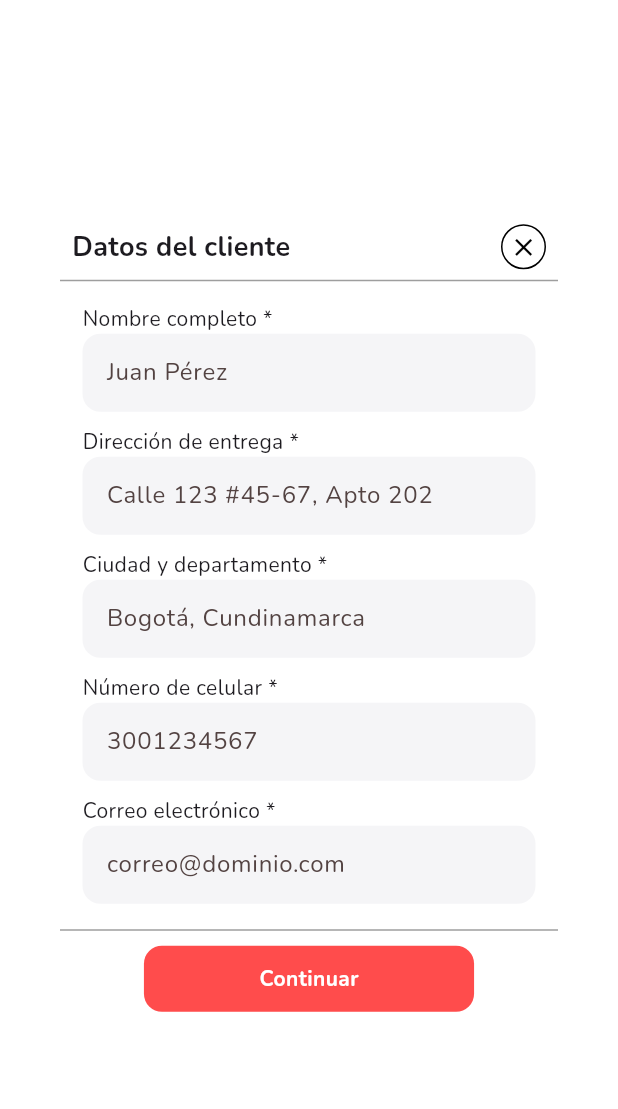
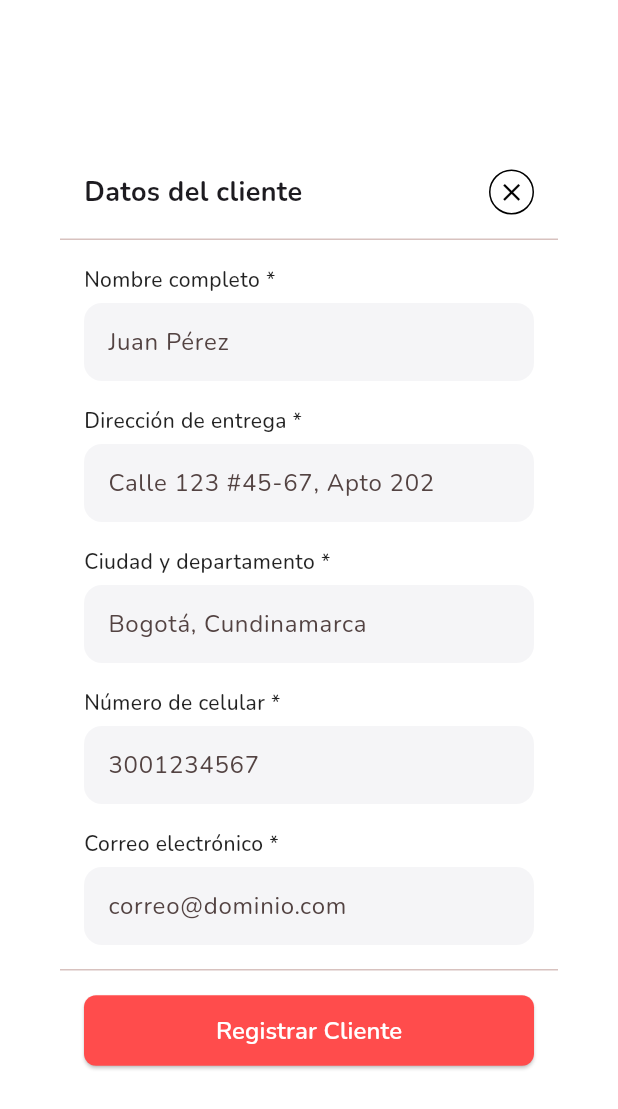
Before and after one commit to mateofj28/ordena-ya, a Flutter app: the RegisterClientModal widget shown alone on an empty page, opened directly, on a phone screen of 412 x 824 dp. Shown: the top 1109 px of the screen. Run offline on Flutter 3.47's test engine with Material 3 defaults, Android fonts, the phone set to English and light mode, and no system bars; our stand-ins replace flutter_secure_storage, flutter_svg, get_it, google_fonts, hugeicons, lottie; accounts and stored records are empty; network calls fail.

Commit message:
¡El modal registrar cliente ahora se ve perfecto en todas las pantallas y estados!

```diff
--- a/lib/presentation/widgets/register_client_modal.dart
+++ b/lib/presentation/widgets/register_client_modal.dart
@@ -6,12 +6,12 @@ import 'package:ordena_ya/core/utils/validators.dart';
 import 'package:ordena_ya/data/model/client_model.dart';
 import 'package:ordena_ya/presentation/pages/register_user_screen.dart';
 import 'package:ordena_ya/presentation/providers/user_provider.dart';
-import 'package:ordena_ya/presentation/widgets/status_display.dart';
+
 import 'package:provider/provider.dart';
 
 import '../../core/constants/AppColors.dart';
 import 'CircularCloseButton.dart';
-import 'custom_button.dart';
+
 
 class RegisterClientModal extends StatefulWidget {
   const RegisterClientModal({super.key});
@@ -31,22 +31,11 @@ class _RegisterClientModalState extends State<RegisterClientModal> {
 
   Widget _buildBody(UserProvider provider, BuildContext context) {
     if (provider.loading) {
-      return Center(child: CircularProgressIndicator());
+      return _buildLoadingState();
     }
 
     if (provider.error != null) {
-      return StatusDisplay(
-        message: extractErrorMessage(provider.error!),
-        iconColor: AppColors.redTotal,
-        icon: HugeIcons.strokeRoundedRssError,
-        onAction: () {
-          context.read<UserProvider>().setError(null);
-        },
-        iconButton: Icons.arrow_back_rounded,
-        labelButton: 'Volver al formulario',
-        backgroundColorButton: AppColors.redTotal,
-        foregroundColorButton: Colors.white,
-      );
+      return _buildErrorState(provider, context);
     }
 
     if (provider.currentClient != null) {
@@ -55,17 +44,163 @@ class _RegisterClientModalState extends State<RegisterClientModal> {
     return _buildClientForm(context: context, formKey: _formKey);
   }
 
-  Widget _buildSuccess(String? id) {
-    return Padding(
-      padding: const EdgeInsets.all(24.0),
+  Widget _buildLoadingState() {
+    return Container(
+      padding: const EdgeInsets.all(32.0),
       child: Column(
         mainAxisSize: MainAxisSize.min,
         children: [
-          CircleAvatar(
-            radius: 40, // tamaño del círculo
-            backgroundColor: Colors.green.withValues(
-              alpha: 0.1,
-            ), // color de fondo suave
+          const CircularProgressIndicator(),
+          const SizedBox(height: 16),
+          const Text(
+            'Registrando cliente...',
+            style: TextStyle(
+              fontSize: 16,
+              fontWeight: FontWeight.w500,
+            ),
+          ),
+          const SizedBox(height: 8),
+          Text(
+            'Por favor espera un momento',
+            style: TextStyle(
+              fontSize: 14,
+              color: Colors.grey[600],
+            ),
+          ),
+        ],
+      ),
+    );
+  }
+
+  Widget _buildErrorState(UserProvider provider, BuildContext context) {
+    return Container(
+      padding: const EdgeInsets.all(24.0),
+      constraints: const BoxConstraints(
+        maxWidth: 400,
+      ),
+      child: Column(
+        mainAxisSize: MainAxisSize.min,
+        children: [
+          // Header con botón de cerrar
+          Row(
+            mainAxisAlignment: MainAxisAlignment.spaceBetween,
+            children: [
+              const Text(
+                'Error',
+                style: TextStyle(
+                  fontSize: 18,
+                  fontWeight: FontWeight.bold,
+                ),
+              ),
+              CircularCloseButton(
+                onPressed: () {
+                  Navigator.of(context).pop();
+                },
+              ),
+            ],
+          ),
+          const SizedBox(height: 16),
+
+          // Icono de error
+          Container(
+            padding: const EdgeInsets.all(16),
+            decoration: BoxDecoration(
+              color: AppColors.redTotal.withValues(alpha: 0.1),
+              shape: BoxShape.circle,
+            ),
+            child: HugeIcon(
+              color: AppColors.redTotal,
+              size: 48,
+              icon: HugeIcons.strokeRoundedRssError,
+            ),
+          ),
+
+          const SizedBox(height: 16),
+
+          // Mensaje de error
+          Text(
+            extractErrorMessage(provider.error!),
+            textAlign: TextAlign.center,
+            style: const TextStyle(
+              fontSize: 14,
+              color: Colors.black87,
+            ),
+          ),
+
+          const SizedBox(height: 24),
+
+          // Botones de acción
+          Row(
+            children: [
+              Expanded(
+                child: OutlinedButton.icon(
+                  onPressed: () {
+                    Navigator.of(context).pop();
+                  },
+                  icon: const Icon(Icons.close),
+                  label: const Text('Cancelar'),
+                  style: OutlinedButton.styleFrom(
+                    foregroundColor: Colors.grey[700],
+                  ),
+                ),
+              ),
+              const SizedBox(width: 12),
+              Expanded(
+                child: ElevatedButton.icon(
+                  onPressed: () {
+                    context.read<UserProvider>().setError(null);
+                  },
+                  icon: const Icon(Icons.refresh),
+                  label: const Text('Reintentar'),
+                  style: ElevatedButton.styleFrom(
+                    backgroundColor: AppColors.redTotal,
+                    foregroundColor: Colors.white,
+                  ),
+                ),
+              ),
+            ],
+          ),
+        ],
+      ),
+    );
+  }
+
+  Widget _buildSuccess(String? id) {
+    return Container(
+      padding: const EdgeInsets.all(24.0),
+      constraints: const BoxConstraints(
+        maxWidth: 380,
+      ),
+      child: Column(
+        mainAxisSize: MainAxisSize.min,
+        children: [
+          // Header con botón de cerrar
+          Row(
+            mainAxisAlignment: MainAxisAlignment.spaceBetween,
+            children: [
+              const Text(
+                'Éxito',
+                style: TextStyle(
+                  fontSize: 18,
+                  fontWeight: FontWeight.bold,
+                ),
+              ),
+              CircularCloseButton(
+                onPressed: () {
+                  Navigator.of(context).pop();
+                },
+              ),
+            ],
+          ),
+          const SizedBox(height: 16),
+
+          // Icono de éxito
+          Container(
+            padding: const EdgeInsets.all(16),
+            decoration: BoxDecoration(
+              color: Colors.green.withValues(alpha: 0.1),
+              shape: BoxShape.circle,
+            ),
             child: HugeIcon(
               color: Colors.green,
               size: 48,
@@ -77,19 +212,28 @@ class _RegisterClientModalState extends State<RegisterClientModal> {
           const Text(
             'Cliente registrado con éxito',
             textAlign: TextAlign.center,
-            style: TextStyle(fontSize: 20, fontWeight: FontWeight.bold),
+            style: TextStyle(
+              fontSize: 18,
+              fontWeight: FontWeight.bold,
+            ),
           ),
           const SizedBox(height: 8),
           Text(
             'El cliente con ID ${id ?? 'N/A'} ha sido creado para esta orden.',
             textAlign: TextAlign.center,
-            style: const TextStyle(fontSize: 14, color: Colors.black54),
+            style: TextStyle(
+              fontSize: 14,
+              color: Colors.grey[600],
+            ),
           ),
           const SizedBox(height: 24),
-          ElevatedButton(
+          SizedBox(
+            width: double.infinity,
+            child: ElevatedButton(
               style: ElevatedButton.styleFrom(
                 backgroundColor: Colors.green,
                 foregroundColor: Colors.white,
+                padding: const EdgeInsets.symmetric(vertical: 12),
                 shape: RoundedRectangleBorder(
                   borderRadius: BorderRadius.circular(8),
                 ),
@@ -97,7 +241,8 @@ class _RegisterClientModalState extends State<RegisterClientModal> {
               onPressed: () {
                 Navigator.of(context).pop();
               },
-            child: const Text('Aceptar'),
+              child: const Text('Continuar'),
+            ),
           ),
         ],
       ),
@@ -108,13 +253,14 @@ class _RegisterClientModalState extends State<RegisterClientModal> {
     required BuildContext context,
     required GlobalKey<FormState> formKey,
   }) {
-    return SingleChildScrollView(
-      child: Form(
+    return Form(
       key: formKey,
       child: Column(
+        mainAxisSize: MainAxisSize.min,
         children: [
-            Padding(
-              padding: const EdgeInsets.symmetric(vertical: 8.0, horizontal: 8.0),
+          // Header fijo
+          Container(
+            padding: const EdgeInsets.all(16.0),
             child: Row(
               mainAxisAlignment: MainAxisAlignment.spaceBetween,
               children: [
@@ -130,41 +276,52 @@ class _RegisterClientModalState extends State<RegisterClientModal> {
               ],
             ),
           ),
-            const Divider(color: Colors.grey, height: 0),
-            Container(
-              padding: const EdgeInsets.all(15),
+
+          const Divider(height: 1),
+
+          // Área de scroll solo para los campos del formulario
+          Flexible(
+            child: SingleChildScrollView(
+              padding: const EdgeInsets.all(16.0),
               child: Column(
                 crossAxisAlignment: CrossAxisAlignment.start,
                 children: [
-                  const Text('Nombre completo *'),
-                  CustomTextField(
+                  _buildFormField(
+                    label: 'Nombre completo *',
+                    child: CustomTextField(
                       controller: fullNameController,
                       hintText: 'Juan Pérez',
                       validator: (value) => CustomValidators.name(value),
                     ),
-                  const SizedBox(height: 10),
-                  const Text('Dirección de entrega *'),
-                  CustomTextField(
+                  ),
+
+                  _buildFormField(
+                    label: 'Dirección de entrega *',
+                    child: CustomTextField(
                       controller: addressController,
                       hintText: 'Calle 123 #45-67, Apto 202',
-                    validator:
-                        (value) => CustomValidators.required(
+                      validator: (value) => CustomValidators.required(
                         value,
                         fieldName: "Dirección",
                       ),
                     ),
-                  const SizedBox(height: 10),
-                  const Text('Ciudad y departamento *'),
-                  CustomTextField(
+                  ),
+
+                  _buildFormField(
+                    label: 'Ciudad y departamento *',
+                    child: CustomTextField(
                       controller: cityController,
                       hintText: 'Bogotá, Cundinamarca',
-                    validator:
-                        (value) =>
-                            CustomValidators.required(value, fieldName: "Ciudad"),
+                      validator: (value) => CustomValidators.required(
+                        value,
+                        fieldName: "Ciudad"
                       ),
-                  const SizedBox(height: 10),
-                  const Text('Número de celular *'),
-                  CustomTextField(
+                    ),
+                  ),
+
+                  _buildFormField(
+                    label: 'Número de celular *',
+                    child: CustomTextField(
                       controller: phoneController,
                       hintText: '3001234567',
                       maxLength: 10,
@@ -175,25 +332,39 @@ class _RegisterClientModalState extends State<RegisterClientModal> {
                       ],
                       validator: (value) => CustomValidators.phone(value),
                     ),
-                  const SizedBox(height: 10),
-                  const Text('Correo electrónico *'),
-                  CustomTextField(
+                  ),
+
+                  _buildFormField(
+                    label: 'Correo electrónico *',
+                    child: CustomTextField(
                       controller: emailController,
                       hintText: 'correo@dominio.com',
                       keyboardType: TextInputType.emailAddress,
                       validator: (value) => CustomValidators.email(value),
                     ),
+                    isLast: true,
+                  ),
                 ],
               ),
             ),
-            const Divider(color: Colors.grey, height: 5),
-            Padding(
-              padding: const EdgeInsets.all(8.0),
-              child: CustomButton(
-                label: 'Continuar',
-                baseColor: AppColors.redPrimary,
-                textColor: Colors.white,
-                onTap: () {
+          ),
+
+          const Divider(height: 1),
+
+          // Botón fijo en la parte inferior
+          Container(
+            padding: const EdgeInsets.all(16.0),
+            width: double.infinity,
+            child: ElevatedButton(
+              style: ElevatedButton.styleFrom(
+                backgroundColor: AppColors.redPrimary,
+                foregroundColor: Colors.white,
+                padding: const EdgeInsets.symmetric(vertical: 12),
+                shape: RoundedRectangleBorder(
+                  borderRadius: BorderRadius.circular(8),
+                ),
+              ),
+              onPressed: () {
                 if (_formKey.currentState!.validate()) {
                   context.read<UserProvider>().registerClient(
                     ClientModel(
@@ -205,14 +376,42 @@ class _RegisterClientModalState extends State<RegisterClientModal> {
                     ),
                   );
                   _clearData();
-                    Future.delayed(const Duration(seconds: 3));
                 }
               },
+              child: const Text(
+                'Registrar Cliente',
+                style: TextStyle(
+                  fontSize: 16,
+                  fontWeight: FontWeight.w600,
+                ),
+              ),
             ),
           ),
         ],
       ),
+    );
+  }
+
+  Widget _buildFormField({
+    required String label,
+    required Widget child,
+    bool isLast = false,
+  }) {
+    return Column(
+      crossAxisAlignment: CrossAxisAlignment.start,
+      children: [
+        Text(
+          label,
+          style: const TextStyle(
+            fontSize: 14,
+            fontWeight: FontWeight.w500,
+            color: Colors.black87,
           ),
+        ),
+        const SizedBox(height: 6),
+        child,
+        if (!isLast) const SizedBox(height: 16),
+      ],
     );
   }
 
@@ -238,17 +437,37 @@ class _RegisterClientModalState extends State<RegisterClientModal> {
   @override
   Widget build(BuildContext context) {
     UserProvider provider = context.watch<UserProvider>();
+    final screenSize = MediaQuery.of(context).size;
 
     return Dialog(
       backgroundColor: Colors.white,
-      shape: RoundedRectangleBorder(borderRadius: BorderRadius.circular(8)),
+      shape: RoundedRectangleBorder(borderRadius: BorderRadius.circular(12)),
       child: Container(
         constraints: BoxConstraints(
-          maxHeight: MediaQuery.of(context).size.height * 0.9,
-          maxWidth: MediaQuery.of(context).size.width * 0.9,
+          maxHeight: screenSize.height * 0.85,
+          maxWidth: _getMaxWidth(provider, screenSize),
+          minWidth: 300,
         ),
         child: _buildBody(provider, context),
       ),
     );
   }
+
+  double _getMaxWidth(UserProvider provider, Size screenSize) {
+    // Ajustar ancho según el estado
+    if (provider.loading) {
+      return 320; // Más pequeño para loading
+    } else if (provider.error != null) {
+      return 400; // Mediano para errores
+    } else if (provider.currentClient != null) {
+      return 380; // Mediano para éxito
+    } else {
+      // Formulario - responsivo según pantalla
+      if (screenSize.width > 600) {
+        return 500; // Pantallas grandes
+      } else {
+        return screenSize.width * 0.9; // Pantallas pequeñas
       }
+    }
+  }
+}
```
Also changed, not shown: 1 other file. Lines whose indentation alone changed are shown as unchanged.
